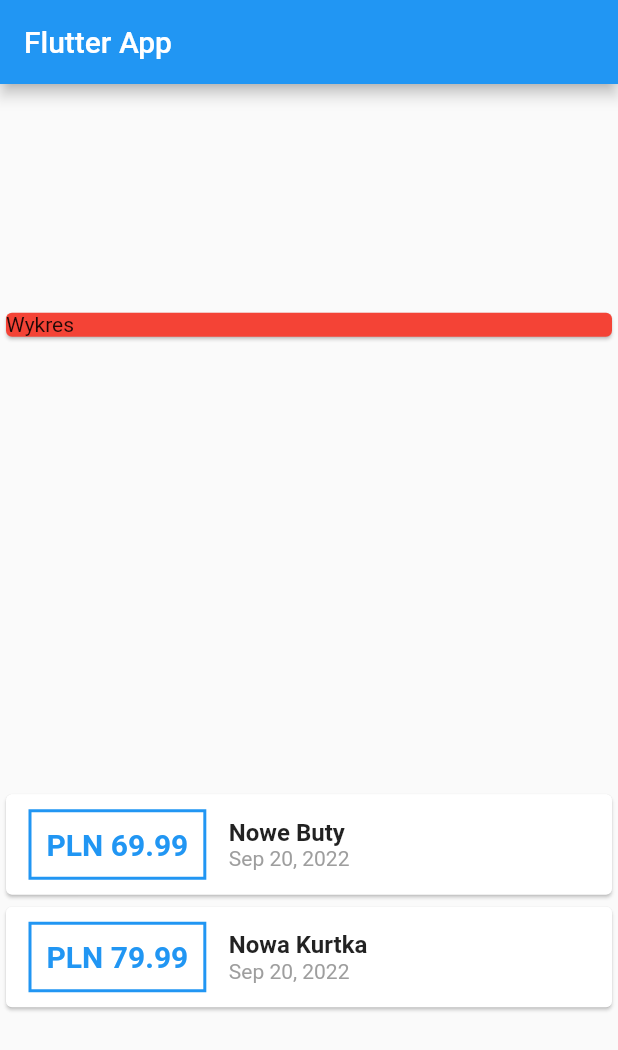
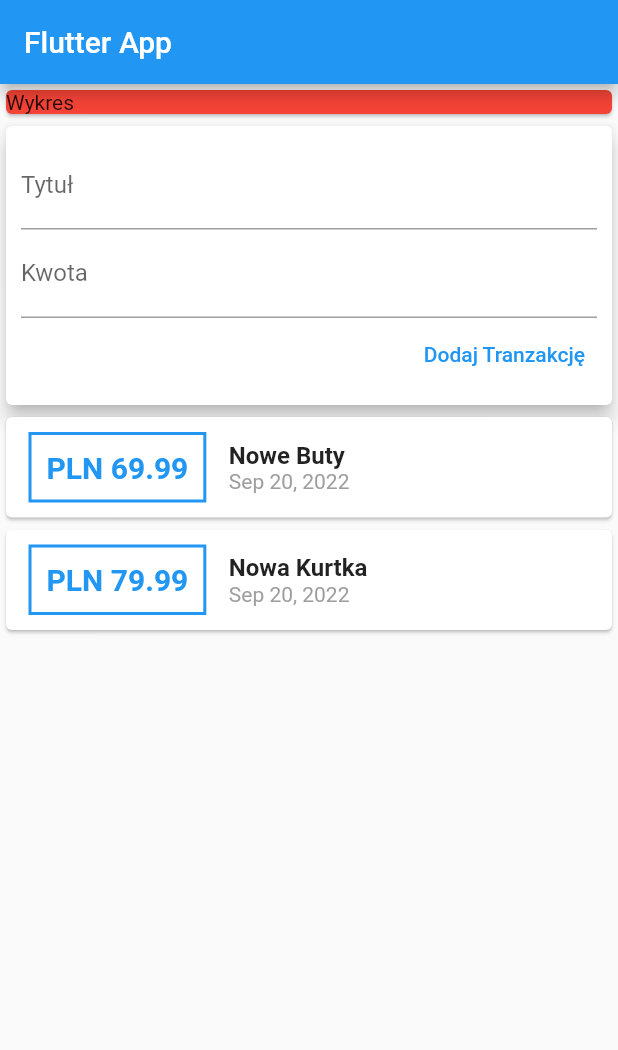
Before and after one commit to jarekcielecki/flutter_finance_app, a Flutter app: the screen it shows after launch, on a phone screen of 412 x 824 dp. Shown: the top 1050 px of the screen. Run offline on Flutter 3.47's test engine with Material 2 defaults, Android fonts, the phone set to English and light mode, and no system bars.

Commit message:
add_list_off_transaction

```diff
--- a/lib/main.dart
+++ b/lib/main.dart
@@ -40,7 +40,7 @@ class MyHomePage extends StatelessWidget {
           title: const Text('Flutter App'),
         ),
         body: Column(
-          mainAxisAlignment: MainAxisAlignment.spaceAround,
+          // mainAxisAlignment: MainAxisAlignment.start,
           crossAxisAlignment: CrossAxisAlignment.stretch,
           children: [
             Card(
@@ -48,6 +48,31 @@ class MyHomePage extends StatelessWidget {
               child: Container(
                 width: double.infinity,
                 child: Text('Wykres'),
+              ),
+            ),
+            Card(
+              elevation: 5,
+              child: Container(
+                padding: EdgeInsets.all(10),
+                child: Column(
+                  crossAxisAlignment: CrossAxisAlignment.end,
+                  children: [
+                    TextField(
+                      decoration: InputDecoration(
+                        labelText: 'Tytuł',
+                      ),
+                    ),
+                    TextField(
+                      decoration: InputDecoration(
+                        labelText: 'Kwota',
+                      ),
+                    ),
+                    TextButton(
+                      child: Text('Dodaj Tranzakcję'),
+                      onPressed: () {},
+                    ),
+                  ],
+                ),
               ),
             ),
             Column(
```
